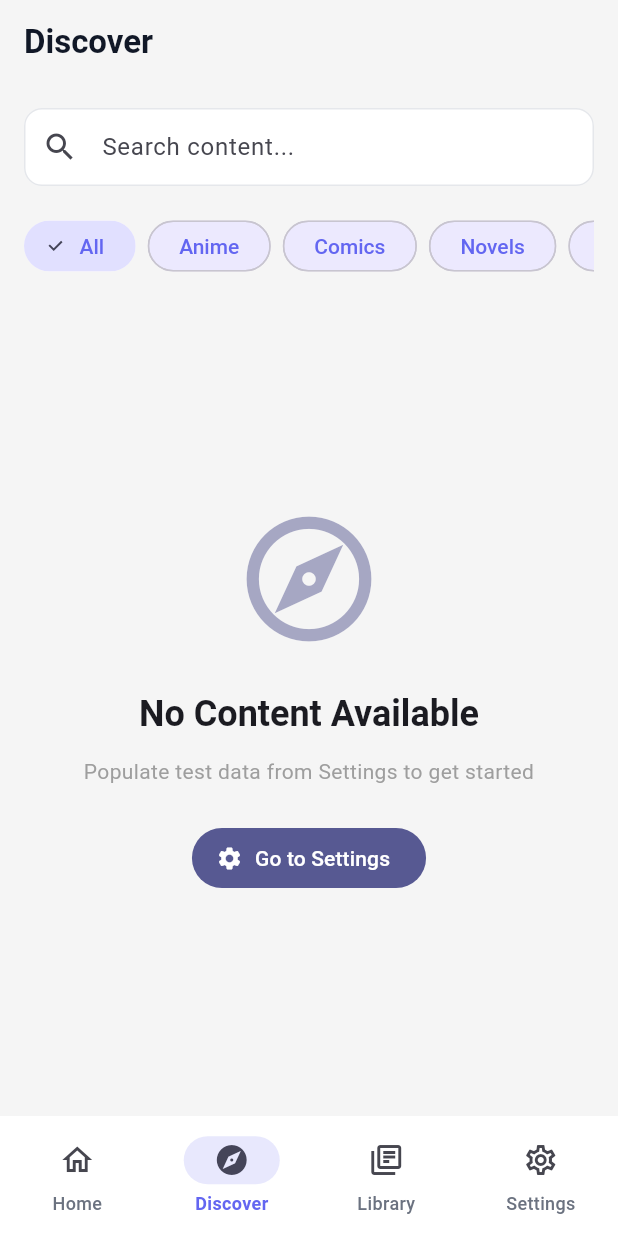
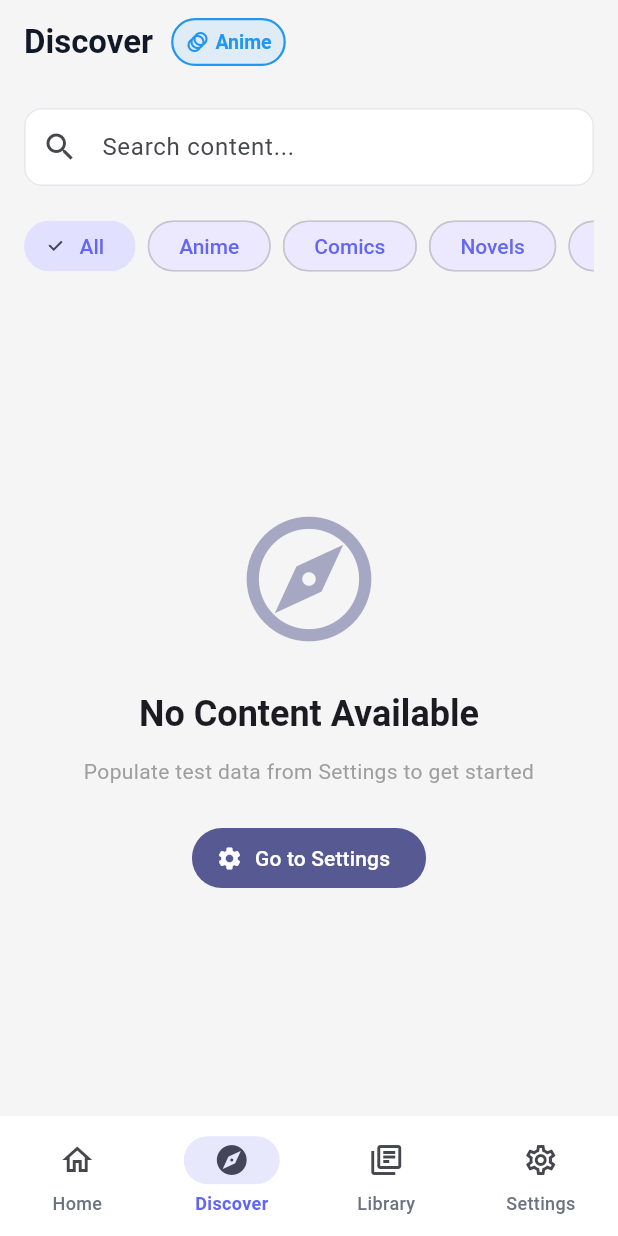
Before and after one commit to Silversoul-07/omega, a Flutter app: the screen it shows after launch, item 2 of the bottom bar chosen, after a tap on "All", on a phone screen of 412 x 824 dp. Run offline on Flutter 3.47's test engine with Material 3 defaults, Android fonts, the phone set to English and light mode, and no system bars; our stand-ins replace isar; accounts and stored records are empty; generated files the repository leaves out were written again.

Commit message:
Add profile badges and category filtering
- Add profile badge to Discover and Library screens
- Badges show current profile with color and icon
- Implement category filtering on Home screen
- Category chips dynamically show available categories
- Category filter resets when type selection changes
- Filter chips use profile color for selected state

```diff
--- a/lib/screens/discover/discover_screen.dart
+++ b/lib/screens/discover/discover_screen.dart
@@ -30,13 +30,53 @@ class _DiscoverScreenState extends State<DiscoverScreen> {
     super.dispose();
   }
 
+  Widget _buildProfileBadge() {
+    return Container(
+      height: 32,
+      padding: const EdgeInsets.symmetric(horizontal: 8),
+      decoration: BoxDecoration(
+        color: widget.selectedProfile?.color.withOpacity(0.1) ?? Colors.grey.withOpacity(0.1),
+        borderRadius: BorderRadius.circular(16),
+        border: Border.all(
+          color: widget.selectedProfile?.color ?? Colors.grey,
+          width: 1.5,
+        ),
+      ),
+      child: Row(
+        mainAxisSize: MainAxisSize.min,
+        children: [
+          Icon(
+            widget.selectedProfile?.icon ?? Icons.apps,
+            size: 16,
+            color: widget.selectedProfile?.color ?? Colors.grey,
+          ),
+          const SizedBox(width: 4),
+          Text(
+            widget.selectedProfile?.displayName ?? 'All',
+            style: TextStyle(
+              fontSize: 13,
+              fontWeight: FontWeight.bold,
+              color: widget.selectedProfile?.color ?? Colors.grey,
+            ),
+          ),
+        ],
+      ),
+    );
+  }
+
   @override
   Widget build(BuildContext context) {
     return Scaffold(
       appBar: AppBar(
-        title: const Text(
-          'Discover',
-          style: TextStyle(fontWeight: FontWeight.bold),
+        title: Row(
+          children: [
+            const Text(
+              'Discover',
+              style: TextStyle(fontWeight: FontWeight.bold),
+            ),
+            const SizedBox(width: 12),
+            _buildProfileBadge(),
+          ],
         ),
       ),
       body: Column(
--- a/lib/screens/home/home_screen.dart
+++ b/lib/screens/home/home_screen.dart
@@ -21,6 +21,7 @@ class HomeScreen extends StatefulWidget {
 class _HomeScreenState extends State<HomeScreen> {
   final _db = DatabaseService();
   ContentType? _selectedType;
+  String? _selectedCategory;
 
   @override
   Widget build(BuildContext context) {
@@ -41,7 +42,12 @@ class _HomeScreenState extends State<HomeScreen> {
           ],
         ),
       ),
-      body: _buildContentList(),
+      body: Column(
+        children: [
+          _buildCategoryFilter(),
+          Expanded(child: _buildContentList()),
+        ],
+      ),
     );
   }
 
@@ -114,13 +120,73 @@ class _HomeScreenState extends State<HomeScreen> {
       onChanged: (value) {
         setState(() {
           _selectedType = value;
+          _selectedCategory = null; // Reset category when type changes
         });
       },
     );
   }
 
-  Future<List<ContentItem>> _fetchContent() async {
-    // Priority: _selectedType > selectedProfile > all watching
+  Widget _buildCategoryFilter() {
+    return FutureBuilder<List<ContentItem>>(
+      future: _fetchBaseContent(),
+      builder: (context, snapshot) {
+        if (!snapshot.hasData || snapshot.data!.isEmpty) {
+          return const SizedBox.shrink();
+        }
+
+        final categories = snapshot.data!
+            .where((item) => item.category != null && item.category!.isNotEmpty)
+            .map((item) => item.category!)
+            .toSet()
+            .toList()
+          ..sort();
+
+        if (categories.isEmpty) {
+          return const SizedBox.shrink();
+        }
+
+        return Container(
+          padding: const EdgeInsets.symmetric(horizontal: 16, vertical: 8),
+          child: SingleChildScrollView(
+            scrollDirection: Axis.horizontal,
+            child: Row(
+              children: [
+                FilterChip(
+                  label: const Text('All'),
+                  selected: _selectedCategory == null,
+                  onSelected: (selected) {
+                    setState(() {
+                      _selectedCategory = null;
+                    });
+                  },
+                  selectedColor: widget.selectedProfile?.color.withOpacity(0.2),
+                ),
+                const SizedBox(width: 8),
+                ...categories.map((category) {
+                  return Padding(
+                    padding: const EdgeInsets.only(right: 8),
+                    child: FilterChip(
+                      label: Text(category),
+                      selected: _selectedCategory == category,
+                      onSelected: (selected) {
+                        setState(() {
+                          _selectedCategory = selected ? category : null;
+                        });
+                      },
+                      selectedColor: widget.selectedProfile?.color.withOpacity(0.2),
+                    ),
+                  );
+                }),
+              ],
+            ),
+          ),
+        );
+      },
+    );
+  }
+
+  Future<List<ContentItem>> _fetchBaseContent() async {
+    // Get base content without category filter
     if (_selectedType != null) {
       return await _db.getContentItemsByTypeAndStatus(
         _selectedType!,
@@ -134,6 +200,17 @@ class _HomeScreenState extends State<HomeScreen> {
     } else {
       return await _db.getContentItemsByStatus(ContentStatus.watching);
     }
+  }
+
+  Future<List<ContentItem>> _fetchContent() async {
+    List<ContentItem> items = await _fetchBaseContent();
+
+    // Apply category filter if selected
+    if (_selectedCategory != null) {
+      items = items.where((item) => item.category == _selectedCategory).toList();
+    }
+
+    return items;
   }
 
   Widget _buildContentList() {
--- a/lib/screens/library/library_screen.dart
+++ b/lib/screens/library/library_screen.dart
@@ -35,13 +35,53 @@ class _LibraryScreenState extends State<LibraryScreen>
     super.dispose();
   }
 
+  Widget _buildProfileBadge() {
+    return Container(
+      height: 32,
+      padding: const EdgeInsets.symmetric(horizontal: 8),
+      decoration: BoxDecoration(
+        color: widget.selectedProfile?.color.withOpacity(0.1) ?? Colors.grey.withOpacity(0.1),
+        borderRadius: BorderRadius.circular(16),
+        border: Border.all(
+          color: widget.selectedProfile?.color ?? Colors.grey,
+          width: 1.5,
+        ),
+      ),
+      child: Row(
+        mainAxisSize: MainAxisSize.min,
+        children: [
+          Icon(
+            widget.selectedProfile?.icon ?? Icons.apps,
+            size: 16,
+            color: widget.selectedProfile?.color ?? Colors.grey,
+          ),
+          const SizedBox(width: 4),
+          Text(
+            widget.selectedProfile?.displayName ?? 'All',
+            style: TextStyle(
+              fontSize: 13,
+              fontWeight: FontWeight.bold,
+              color: widget.selectedProfile?.color ?? Colors.grey,
+            ),
+          ),
+        ],
+      ),
+    );
+  }
+
   @override
   Widget build(BuildContext context) {
     return Scaffold(
       appBar: AppBar(
-        title: const Text(
-          'Library',
-          style: TextStyle(fontWeight: FontWeight.bold),
+        title: Row(
+          children: [
+            const Text(
+              'Library',
+              style: TextStyle(fontWeight: FontWeight.bold),
+            ),
+            const SizedBox(width: 12),
+            _buildProfileBadge(),
+          ],
         ),
         bottom: TabBar(
           controller: _tabController,
```
